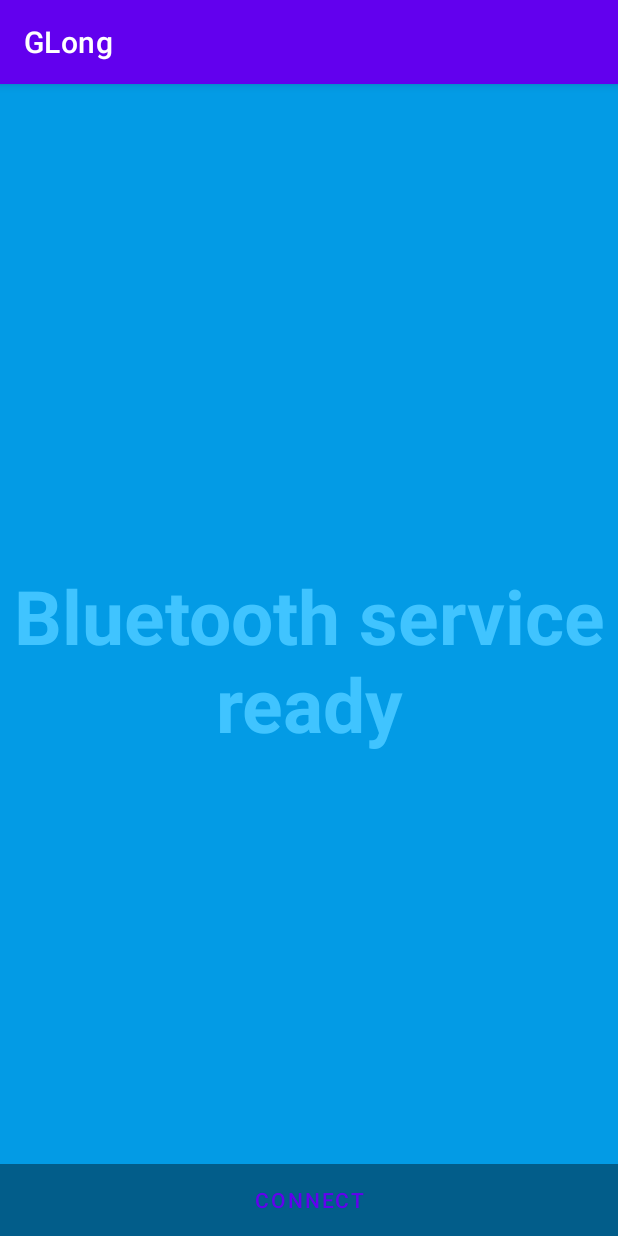
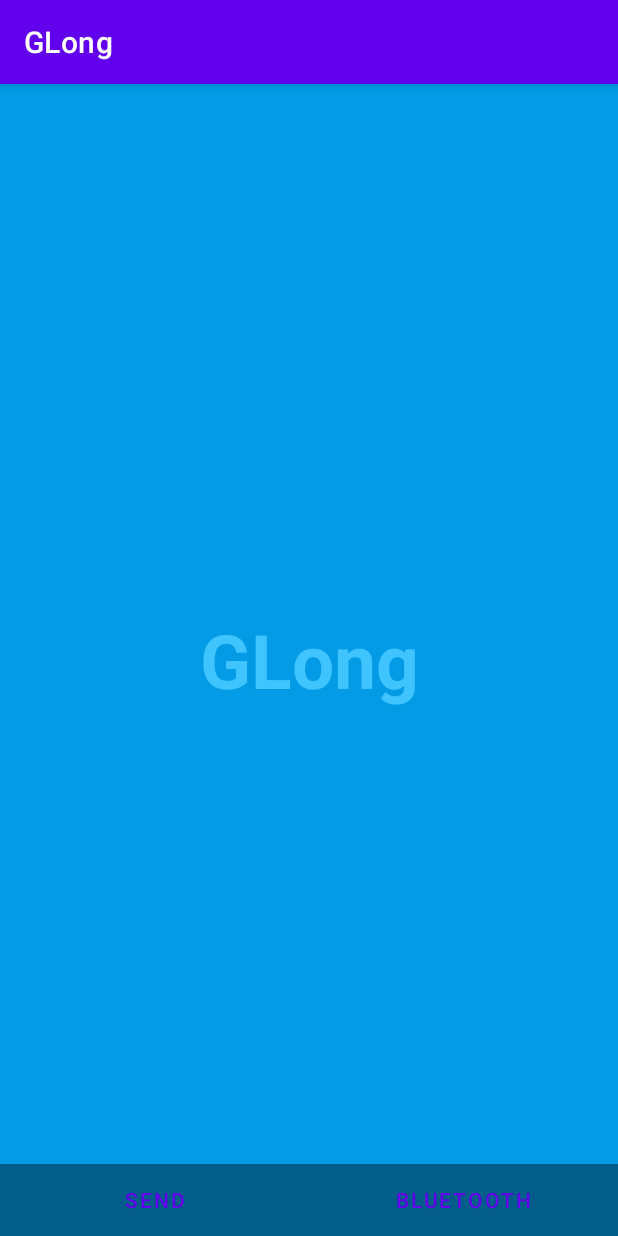
Before and after one commit to GargiMan/GlApp, an Android app: the screen it shows after launch (MainActivity), on a phone screen of 412 x 824 dp. Run offline under Robolectric (Android 15) with nearby library versions, the phone set to English and light mode, and no system bars; 2 statements that could not run were skipped.

Commit message:
Implemented bluetooth service
Finished basic communication
Implemented basic communication protocol
Updated UI to be more responsive, added service controls

```diff
--- a/app/src/main/res/layout/activity_fullscreen.xml
+++ b/app/src/main/res/layout/activity_fullscreen.xml
@@ -38,13 +38,36 @@
             tools:ignore="UselessParent">
 
             <Button
-                android:id="@+id/dummy_button"
+                android:id="@+id/send_button"
                 style="?android:attr/buttonBarButtonStyle"
+                android:layout_weight="1"
                 android:layout_width="0dp"
-                android:layout_height="wrap_content"
+                android:layout_height="match_parent"
+                android:text="@string/send" />
+
+            <LinearLayout
+                android:layout_width="0dp"
+                android:layout_height="match_parent"
                 android:layout_weight="1"
-                android:text="@string/connect" />
+                android:orientation="horizontal">
 
+                <Button
+                    android:id="@+id/connect_button"
+                    style="?android:attr/buttonBarButtonStyle"
+                    android:layout_width="match_parent"
+                    android:layout_height="match_parent"
+                    android:text="@string/bluetooth"
+                    android:visibility="visible" />
+
+                <ProgressBar
+                    android:id="@+id/connect_button_loading"
+                    style="@android:style/Widget.Material.Light.ProgressBar"
+                    android:layout_width="match_parent"
+                    android:layout_height="match_parent"
+                    android:layout_gravity="center"
+                    android:indeterminate="true"
+                    android:visibility="gone" />
+            </LinearLayout>
         </LinearLayout>
     </FrameLayout>
 
--- a/app/src/main/res/values/strings.xml
+++ b/app/src/main/res/values/strings.xml
@@ -1,5 +1,6 @@
 <resources>
     <string name="app_name">GLong</string>
-    <string name="connect">Connect</string>
+    <string name="send">Send</string>
+    <string name="bluetooth">Bluetooth</string>
     <string name="bt_service_ready">Bluetooth service ready</string>
 </resources>
```
Also changed, not shown: app/src/main/java/com/glong/BluetoothService.java (+104 -35 lines), app/src/main/java/com/glong/MainActivity.java (+87 -8 lines).
